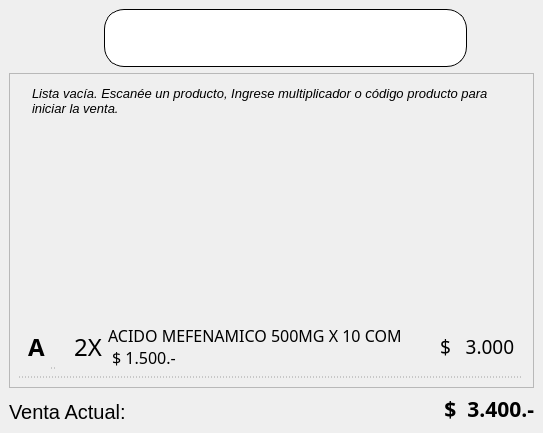
Qt form PyQt/ventana_principal_ventas.ui (alfredolavin/MarinaPOS) before a commit.
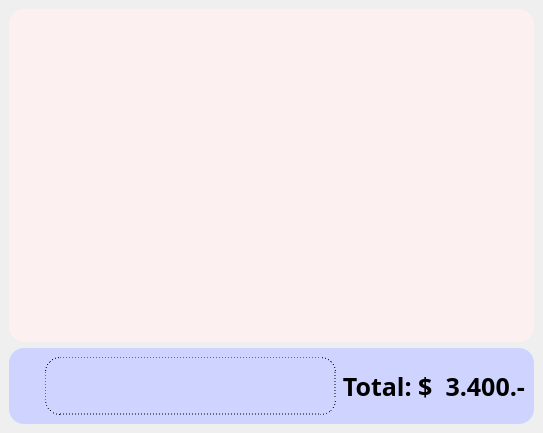
The same form after that commit.

```diff
--- a/PyQt/ventana_principal_ventas.ui
+++ b/PyQt/ventana_principal_ventas.ui
@@ -19,27 +19,39 @@
   <property name="windowTitle">
    <string>MainWindow</string>
   </property>
+  <property name="styleSheet">
+   <string notr="true"/>
+  </property>
   <widget class="QWidget" name="centralwidget">
    <layout class="QVBoxLayout" name="verticalLayout">
     <item>
-     <layout class="QHBoxLayout" name="horizontalLayout">
-      <item>
-       <spacer name="horizontalSpacer">
-        <property name="orientation">
-         <enum>Qt::Horizontal</enum>
-        </property>
-        <property name="sizeHint" stdset="0">
-         <size>
-          <width>40</width>
-          <height>20</height>
-         </size>
-        </property>
-       </spacer>
-      </item>
+     <widget class="QListWidget" name="ListaItemsVenta">
+      <property name="focusPolicy">
+       <enum>Qt::NoFocus</enum>
+      </property>
+      <property name="styleSheet">
+       <string notr="true">background-color: rgb(252, 240, 240);
+border-radius: 15px;</string>
+      </property>
+     </widget>
+    </item>
+    <item>
+     <widget class="QWidget" name="widget" native="true">
+      <property name="sizePolicy">
+       <sizepolicy hsizetype="Preferred" vsizetype="Maximum">
+        <horstretch>0</horstretch>
+        <verstretch>0</verstretch>
+       </sizepolicy>
+      </property>
+      <property name="styleSheet">
+       <string notr="true">background-color: rgb(206, 212, 255);
+border-radius: 15px;</string>
+      </property>
+      <layout class="QHBoxLayout" name="horizontalLayout_2">
       <item>
        <widget class="QLabel" name="label">
         <property name="sizePolicy">
-         <sizepolicy hsizetype="Minimum" vsizetype="Maximum">
+          <sizepolicy hsizetype="Expanding" vsizetype="Maximum">
           <horstretch>0</horstretch>
           <verstretch>0</verstretch>
          </sizepolicy>
@@ -59,6 +71,12 @@
       </item>
       <item>
        <widget class="QLineEdit" name="main_input">
+         <property name="sizePolicy">
+          <sizepolicy hsizetype="Preferred" vsizetype="Preferred">
+           <horstretch>0</horstretch>
+           <verstretch>0</verstretch>
+          </sizepolicy>
+         </property>
         <property name="font">
          <font>
           <family>Roboto Mono Thin for Powerline</family>
@@ -69,8 +87,8 @@
          </font>
         </property>
         <property name="styleSheet">
-         <string notr="true">border-radius: 20px;
-border: 1px solid black;</string>
+          <string notr="true">border-radius: 15px;
+border: 1px dotted black;</string>
         </property>
         <property name="text">
          <string/>
@@ -84,271 +102,6 @@
        </widget>
       </item>
       <item>
-       <spacer name="horizontalSpacer_2">
-        <property name="orientation">
-         <enum>Qt::Horizontal</enum>
-        </property>
-        <property name="sizeHint" stdset="0">
-         <size>
-          <width>40</width>
-          <height>20</height>
-         </size>
-        </property>
-       </spacer>
-      </item>
-     </layout>
-    </item>
-    <item>
-     <widget class="QScrollArea" name="ListaItemsVenta">
-      <property name="font">
-       <font>
-        <family>Roboto Mono for Powerline</family>
-        <pointsize>16</pointsize>
-       </font>
-      </property>
-      <property name="focusPolicy">
-       <enum>Qt::NoFocus</enum>
-      </property>
-      <property name="widgetResizable">
-       <bool>true</bool>
-      </property>
-      <widget class="QWidget" name="scrollAreaWidgetContents">
-       <property name="geometry">
-        <rect>
-         <x>0</x>
-         <y>0</y>
-         <width>525</width>
-         <height>322</height>
-        </rect>
-       </property>
-       <layout class="QVBoxLayout" name="verticalLayout_2">
-        <item>
-         <widget class="QLabel" name="label_3">
-          <property name="sizePolicy">
-           <sizepolicy hsizetype="Preferred" vsizetype="Expanding">
-            <horstretch>0</horstretch>
-            <verstretch>0</verstretch>
-           </sizepolicy>
-          </property>
-          <property name="minimumSize">
-           <size>
-            <width>0</width>
-            <height>40</height>
-           </size>
-          </property>
-          <property name="font">
-           <font>
-            <pointsize>10</pointsize>
-            <weight>50</weight>
-            <italic>true</italic>
-            <bold>false</bold>
-           </font>
-          </property>
-          <property name="styleSheet">
-           <string notr="true">padding: 0 0 10 10</string>
-          </property>
-          <property name="text">
-           <string>Lista vacía. Escanée un producto, Ingrese multiplicador o código producto para iniciar la venta.</string>
-          </property>
-          <property name="textFormat">
-           <enum>Qt::PlainText</enum>
-          </property>
-          <property name="scaledContents">
-           <bool>false</bool>
-          </property>
-          <property name="alignment">
-           <set>Qt::AlignLeading|Qt::AlignLeft|Qt::AlignTop</set>
-          </property>
-          <property name="wordWrap">
-           <bool>true</bool>
-          </property>
-         </widget>
-        </item>
-        <item>
-         <widget class="QWidget" name="itemVenta" native="true">
-          <property name="sizePolicy">
-           <sizepolicy hsizetype="Preferred" vsizetype="Fixed">
-            <horstretch>0</horstretch>
-            <verstretch>0</verstretch>
-           </sizepolicy>
-          </property>
-          <property name="font">
-           <font>
-            <family>Ubuntu Light</family>
-            <pointsize>8</pointsize>
-            <weight>50</weight>
-            <bold>false</bold>
-           </font>
-          </property>
-          <property name="styleSheet">
-           <string notr="true">border-bottom-color: rgb(160, 160, 160);
-border-style: dotted;
-border-bottom-width: 1px;
-padding-left: 0px;</string>
-          </property>
-          <layout class="QHBoxLayout" name="horizontalLayout_3">
-           <item>
-            <widget class="QLabel" name="label_2">
-             <property name="font">
-              <font>
-               <family>Roboto Mono for Powerline</family>
-               <pointsize>18</pointsize>
-               <weight>75</weight>
-               <bold>true</bold>
-              </font>
-             </property>
-             <property name="styleSheet">
-              <string notr="true">border: none;</string>
-             </property>
-             <property name="text">
-              <string>A</string>
-             </property>
-             <property name="textFormat">
-              <enum>Qt::PlainText</enum>
-             </property>
-            </widget>
-           </item>
-           <item>
-            <widget class="Line" name="line">
-             <property name="sizePolicy">
-              <sizepolicy hsizetype="Fixed" vsizetype="Minimum">
-               <horstretch>0</horstretch>
-               <verstretch>0</verstretch>
-              </sizepolicy>
-             </property>
-             <property name="minimumSize">
-              <size>
-               <width>5</width>
-               <height>0</height>
-              </size>
-             </property>
-             <property name="font">
-              <font>
-               <pointsize>11</pointsize>
-               <weight>50</weight>
-               <bold>false</bold>
-              </font>
-             </property>
-             <property name="frameShadow">
-              <enum>QFrame::Plain</enum>
-             </property>
-             <property name="orientation">
-              <enum>Qt::Vertical</enum>
-             </property>
-            </widget>
-           </item>
-           <item>
-            <widget class="QLabel" name="label_11">
-             <property name="minimumSize">
-              <size>
-               <width>40</width>
-               <height>0</height>
-              </size>
-             </property>
-             <property name="font">
-              <font>
-               <family>Roboto Mono for Powerline</family>
-               <pointsize>18</pointsize>
-               <weight>50</weight>
-               <bold>false</bold>
-              </font>
-             </property>
-             <property name="styleSheet">
-              <string notr="true">border: none;</string>
-             </property>
-             <property name="text">
-              <string>2X</string>
-             </property>
-             <property name="alignment">
-              <set>Qt::AlignRight|Qt::AlignTrailing|Qt::AlignVCenter</set>
-             </property>
-            </widget>
-           </item>
-           <item>
-            <widget class="QLabel" name="label_6">
-             <property name="sizePolicy">
-              <sizepolicy hsizetype="Expanding" vsizetype="Preferred">
-               <horstretch>0</horstretch>
-               <verstretch>0</verstretch>
-              </sizepolicy>
-             </property>
-             <property name="font">
-              <font>
-               <family>Ubuntu Light</family>
-               <pointsize>12</pointsize>
-              </font>
-             </property>
-             <property name="styleSheet">
-              <string notr="true">border: none;</string>
-             </property>
-             <property name="text">
-              <string>ACIDO MEFENAMICO 500MG X 10 COM
- $ 1.500.-</string>
-             </property>
-            </widget>
-           </item>
-           <item>
-            <widget class="QLabel" name="label_8">
-             <property name="sizePolicy">
-              <sizepolicy hsizetype="Preferred" vsizetype="Preferred">
-               <horstretch>0</horstretch>
-               <verstretch>0</verstretch>
-              </sizepolicy>
-             </property>
-             <property name="font">
-              <font>
-               <family>Ubuntu Light</family>
-               <pointsize>14</pointsize>
-              </font>
-             </property>
-             <property name="styleSheet">
-              <string notr="true">border: none;</string>
-             </property>
-             <property name="text">
-              <string>$   3.000</string>
-             </property>
-            </widget>
-           </item>
-          </layout>
-         </widget>
-        </item>
-       </layout>
-      </widget>
-     </widget>
-    </item>
-    <item>
-     <layout class="QHBoxLayout" name="horizontalLayout_2">
-      <item>
-       <widget class="QLabel" name="label_5">
-        <property name="font">
-         <font>
-          <family>Ubuntu</family>
-          <pointsize>15</pointsize>
-          <weight>50</weight>
-          <bold>false</bold>
-         </font>
-        </property>
-        <property name="midLineWidth">
-         <number>0</number>
-        </property>
-        <property name="text">
-         <string>Venta Actual:</string>
-        </property>
-        <property name="textFormat">
-         <enum>Qt::PlainText</enum>
-        </property>
-        <property name="alignment">
-         <set>Qt::AlignBottom|Qt::AlignLeading|Qt::AlignLeft</set>
-        </property>
-        <property name="margin">
-         <number>0</number>
-        </property>
-        <property name="indent">
-         <number>0</number>
-        </property>
-       </widget>
-      </item>
-      <item>
        <widget class="QLabel" name="label_4">
         <property name="sizePolicy">
          <sizepolicy hsizetype="Maximum" vsizetype="Preferred">
@@ -359,13 +112,19 @@
         <property name="font">
          <font>
           <family>Roboto Mono for Powerline</family>
-          <pointsize>16</pointsize>
+           <pointsize>19</pointsize>
           <weight>75</weight>
           <bold>true</bold>
          </font>
         </property>
+         <property name="autoFillBackground">
+          <bool>false</bool>
+         </property>
+         <property name="styleSheet">
+          <string notr="true"/>
+         </property>
         <property name="text">
-         <string>$  3.400.-</string>
+          <string>Total: $  3.400.-</string>
         </property>
         <property name="textFormat">
          <enum>Qt::PlainText</enum>
@@ -376,6 +135,7 @@
        </widget>
       </item>
      </layout>
+     </widget>
     </item>
    </layout>
   </widget>
```
Lines whose indentation alone changed are shown as unchanged.
